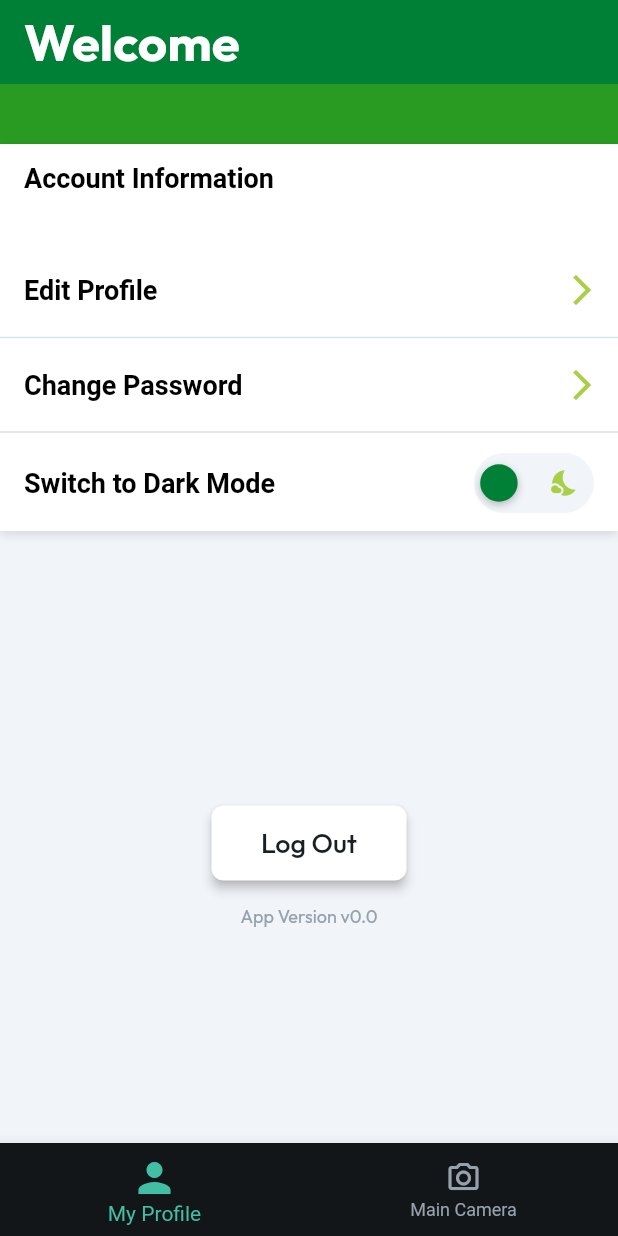
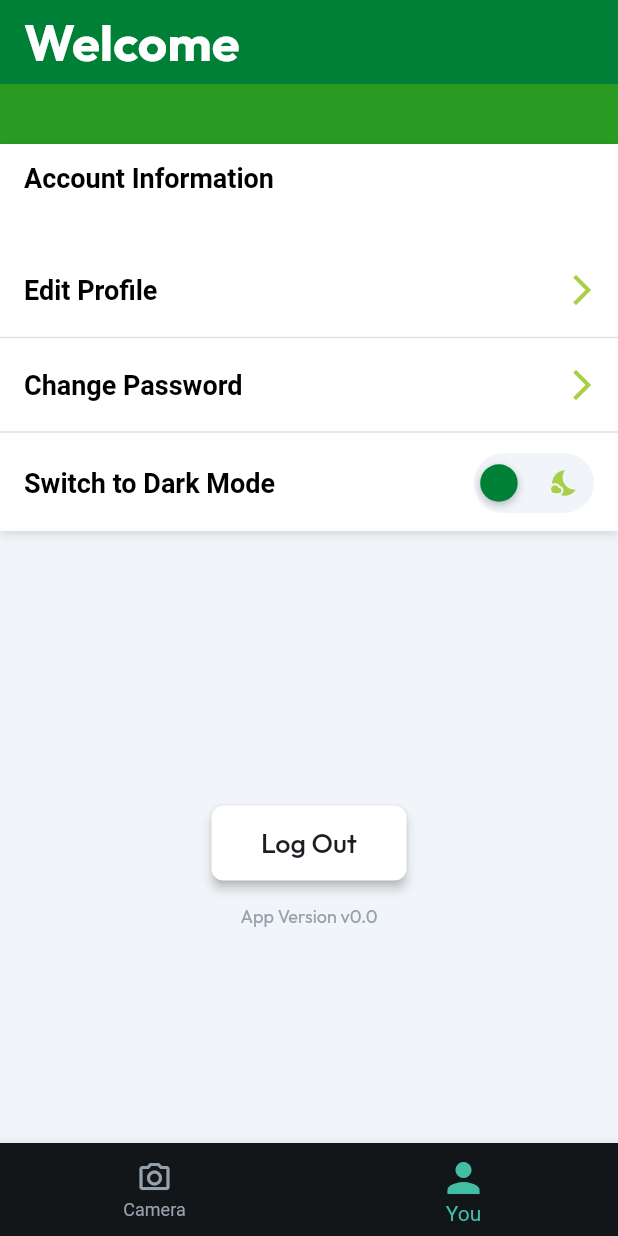
Before and after one commit to etahamad/grower_app, a Flutter app: the NavBarPage screen opened directly, on a phone screen of 412 x 824 dp. Run offline on Flutter 3.47's test engine with Material 2 defaults, Android fonts, the phone set to English and light mode, and no system bars; drawn by our look-alikes of auto_size_text; our stand-ins replace built_collection, built_value, chewie, cloud_firestore, equatable, file_picker and 16 more; missing offline and left inert: json_path, mime_type; accounts and stored records are empty; Roboto replaces fonts that are missing (Gamja Flower); key blocks and very long unbroken strings in the code were emptied for the run.

Commit message:
Change some navbar names

```diff
--- a/lib/main.dart
+++ b/lib/main.dart
@@ -126,8 +126,8 @@ class _NavBarPageState extends State<NavBarPage> {
   @override
   Widget build(BuildContext context) {
     final tabs = {
+      'Camera': CameraWidget(),
       'MyProfile': MyProfileWidget(),
-      'Camera': CameraWidget(),
     };
     final currentIndex = tabs.keys.toList().indexOf(_currentPageName);
     return Scaffold(
@@ -147,6 +147,18 @@ class _NavBarPageState extends State<NavBarPage> {
         items: <BottomNavigationBarItem>[
           BottomNavigationBarItem(
             icon: Icon(
+              Icons.camera_alt_outlined,
+              size: 24.0,
+            ),
+            activeIcon: Icon(
+              Icons.camera_alt,
+              size: 24.0,
+            ),
+            label: 'Camera',
+            tooltip: '',
+          ),
+          BottomNavigationBarItem(
+            icon: Icon(
               Icons.person_outline,
               size: 32.0,
             ),
@@ -154,19 +166,7 @@ class _NavBarPageState extends State<NavBarPage> {
               Icons.person_sharp,
               size: 32.0,
             ),
-            label: 'My Profile',
-            tooltip: '',
-          ),
-          BottomNavigationBarItem(
-            icon: Icon(
-              Icons.camera_alt_outlined,
-              size: 24.0,
-            ),
-            activeIcon: Icon(
-              Icons.camera_alt,
-              size: 24.0,
-            ),
-            label: 'Main Camera',
+            label: 'You',
             tooltip: '',
           )
         ],
```
